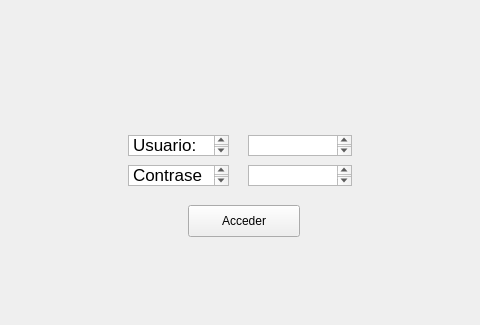
Qt form mainwindow.ui (Robdres/Proyecto-Final) before a commit; both pictures show x 162 to 642 and y 275 to 600 of the 800 by 600 pixel window.
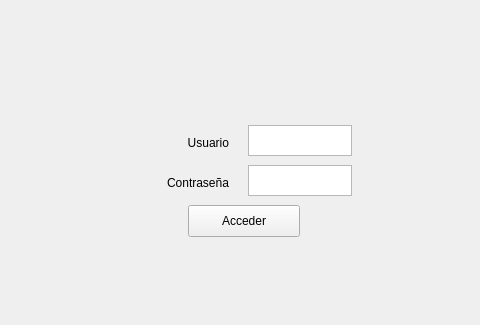
The same form after that commit. Icons and pictures are not drawn.

```diff
--- a/mainwindow.ui
+++ b/mainwindow.ui
@@ -34,9 +34,9 @@
     <property name="geometry">
      <rect>
       <x>410</x>
-      <y>410</y>
+      <y>400</y>
       <width>104</width>
-      <height>21</height>
+      <height>31</height>
      </rect>
     </property>
     <property name="autoFillBackground">
@@ -52,45 +52,10 @@
       <x>410</x>
       <y>440</y>
       <width>104</width>
-      <height>21</height>
+      <height>31</height>
      </rect>
     </property>
    </widget>
-   <widget class="QTextBrowser" name="textBrowser">
-    <property name="geometry">
-     <rect>
-      <x>290</x>
-      <y>410</y>
-      <width>101</width>
-      <height>21</height>
-     </rect>
-    </property>
-    <property name="html">
-     <string>&lt;!DOCTYPE HTML PUBLIC &quot;-//W3C//DTD HTML 4.0//EN&quot; &quot;http://www.w3.org/TR/REC-html40/strict.dtd&quot;&gt;
-&lt;html&gt;&lt;head&gt;&lt;meta name=&quot;qrichtext&quot; content=&quot;1&quot; /&gt;&lt;style type=&quot;text/css&quot;&gt;
-p, li { white-space: pre-wrap; }
-&lt;/style&gt;&lt;/head&gt;&lt;body style=&quot; font-family:'.AppleSystemUIFont'; font-size:13pt; font-weight:400; font-style:normal;&quot;&gt;
-&lt;p style=&quot; margin-top:0px; margin-bottom:0px; margin-left:0px; margin-right:0px; -qt-block-indent:0; text-indent:0px;&quot;&gt;Usuario:&lt;/p&gt;
-&lt;p style=&quot;-qt-paragraph-type:empty; margin-top:0px; margin-bottom:0px; margin-left:0px; margin-right:0px; -qt-block-indent:0; text-indent:0px;&quot;&gt;&lt;br /&gt;&lt;/p&gt;&lt;/body&gt;&lt;/html&gt;</string>
-    </property>
-   </widget>
-   <widget class="QTextBrowser" name="textBrowser_2">
-    <property name="geometry">
-     <rect>
-      <x>290</x>
-      <y>440</y>
-      <width>101</width>
-      <height>21</height>
-     </rect>
-    </property>
-    <property name="html">
-     <string>&lt;!DOCTYPE HTML PUBLIC &quot;-//W3C//DTD HTML 4.0//EN&quot; &quot;http://www.w3.org/TR/REC-html40/strict.dtd&quot;&gt;
-&lt;html&gt;&lt;head&gt;&lt;meta name=&quot;qrichtext&quot; content=&quot;1&quot; /&gt;&lt;style type=&quot;text/css&quot;&gt;
-p, li { white-space: pre-wrap; }
-&lt;/style&gt;&lt;/head&gt;&lt;body style=&quot; font-family:'.AppleSystemUIFont'; font-size:13pt; font-weight:400; font-style:normal;&quot;&gt;
-&lt;p style=&quot; margin-top:0px; margin-bottom:0px; margin-left:0px; margin-right:0px; -qt-block-indent:0; text-indent:0px;&quot;&gt;Contrasenia:&lt;/p&gt;&lt;/body&gt;&lt;/html&gt;</string>
-    </property>
-   </widget>
    <widget class="QLabel" name="label">
     <property name="geometry">
      <rect>
@@ -104,6 +69,48 @@
      <string>&lt;html&gt;&lt;head/&gt;&lt;body&gt;&lt;p&gt;&lt;img src=&quot;:/new/prefix1/Escudo_usfq-01_preview_rev_1.png&quot;/&gt;&lt;/p&gt;&lt;/body&gt;&lt;/html&gt;</string>
     </property>
    </widget>
+   <widget class="QLabel" name="label_2">
+    <property name="geometry">
+     <rect>
+      <x>310</x>
+      <y>410</y>
+      <width>81</width>
+      <height>16</height>
+     </rect>
+    </property>
+    <property name="font">
+     <font>
+      <pointsize>9</pointsize>
+     </font>
+    </property>
+    <property name="text">
+     <string>Usuario</string>
+    </property>
+    <property name="alignment">
+     <set>Qt::AlignRight|Qt::AlignTrailing|Qt::AlignVCenter</set>
+    </property>
+   </widget>
+   <widget class="QLabel" name="label_3">
+    <property name="geometry">
+     <rect>
+      <x>310</x>
+      <y>450</y>
+      <width>81</width>
+      <height>16</height>
+     </rect>
+    </property>
+    <property name="font">
+     <font>
+      <pointsize>9</pointsize>
+     </font>
+    </property>
+    <property name="text">
+     <string>Contraseña</string>
+    </property>
+    <property name="alignment">
+     <set>Qt::AlignRight|Qt::AlignTrailing|Qt::AlignVCenter</set>
+    </property>
+   </widget>
   </widget>
   <widget class="QMenuBar" name="menubar">
    <property name="geometry">
```
Left out of the diff: 2 changed lines with no effect on the pictures.
